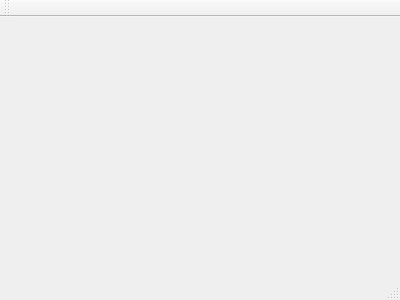
Above: life/life/mainwindow.ui from Chernik114/graphics before the change. Below: the same form after it.
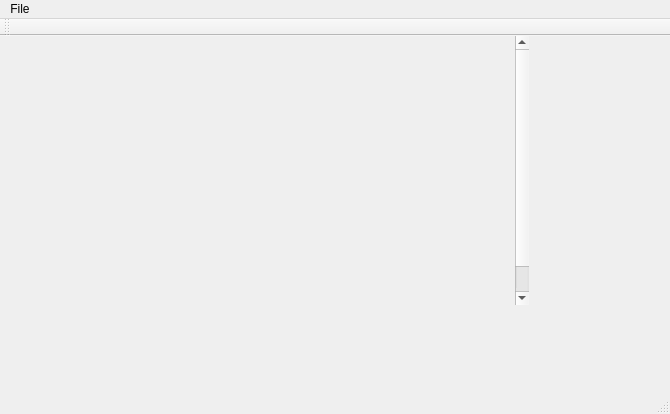
That is the form after the change. Custom widgets are drawn as their Qt base class.

Diff of the .ui file:
```diff
--- a/life/life/mainwindow.ui
+++ b/life/life/mainwindow.ui
@@ -1,24 +1,92 @@
 <ui version="4.0">
  <class>MainWindow</class>
- <widget class="QMainWindow" name="MainWindow" >
-  <property name="geometry" >
+ <widget class="QMainWindow" name="MainWindow">
+  <property name="geometry">
    <rect>
     <x>0</x>
     <y>0</y>
-    <width>400</width>
-    <height>300</height>
+    <width>670</width>
+    <height>414</height>
    </rect>
   </property>
   <property name="windowTitle" >
    <string>MainWindow</string>
   </property>
-  <widget class="QMenuBar" name="menuBar" />
-  <widget class="QToolBar" name="mainToolBar" />
-  <widget class="QWidget" name="centralWidget" />
-  <widget class="QStatusBar" name="statusBar" />
+  <widget class="QWidget" name="centralWidget">
+   <widget class="QScrollArea" name="scrollArea">
+    <property name="geometry">
+     <rect>
+      <x>0</x>
+      <y>0</y>
+      <width>529</width>
+      <height>269</height>
+     </rect>
+    </property>
+    <property name="frameShape">
+     <enum>QFrame::NoFrame</enum>
+    </property>
+    <property name="widgetResizable">
+     <bool>true</bool>
+    </property>
+    <widget class="DrawWidget" name="drawWidget">
+     <property name="geometry">
+      <rect>
+       <x>0</x>
+       <y>0</y>
+       <width>300</width>
+       <height>300</height>
+      </rect>
+     </property>
+     <property name="minimumSize">
+      <size>
+       <width>300</width>
+       <height>300</height>
+      </size>
+     </property>
+     <property name="maximumSize">
+      <size>
+       <width>300</width>
+       <height>300</height>
+      </size>
+     </property>
+    </widget>
+   </widget>
+  </widget>
+  <widget class="QMenuBar" name="menuBar">
+   <property name="geometry">
+    <rect>
+     <x>0</x>
+     <y>0</y>
+     <width>670</width>
+     <height>21</height>
+    </rect>
+   </property>
+   <widget class="QMenu" name="menuFile">
+    <property name="title">
+     <string>File</string>
+    </property>
+   </widget>
+   <addaction name="menuFile"/>
+  </widget>
+  <widget class="QToolBar" name="mainToolBar">
+   <attribute name="toolBarArea">
+    <enum>TopToolBarArea</enum>
+   </attribute>
+   <attribute name="toolBarBreak">
+    <bool>false</bool>
+   </attribute>
+  </widget>
+  <widget class="QStatusBar" name="statusBar"/>
  </widget>
- <layoutDefault spacing="6" margin="11" />
- <pixmapfunction></pixmapfunction>
+ <layoutdefault spacing="6" margin="11"/>
+ <customwidgets>
+  <customwidget>
+   <class>DrawWidget</class>
+   <extends>QWidget</extends>
+   <header>drawwidget.h</header>
+   <container>1</container>
+  </customwidget>
+ </customwidgets>
  <resources/>
  <connections/>
 </ui>
```
Left out of the diff: 3 changed lines with no effect on the pictures.
